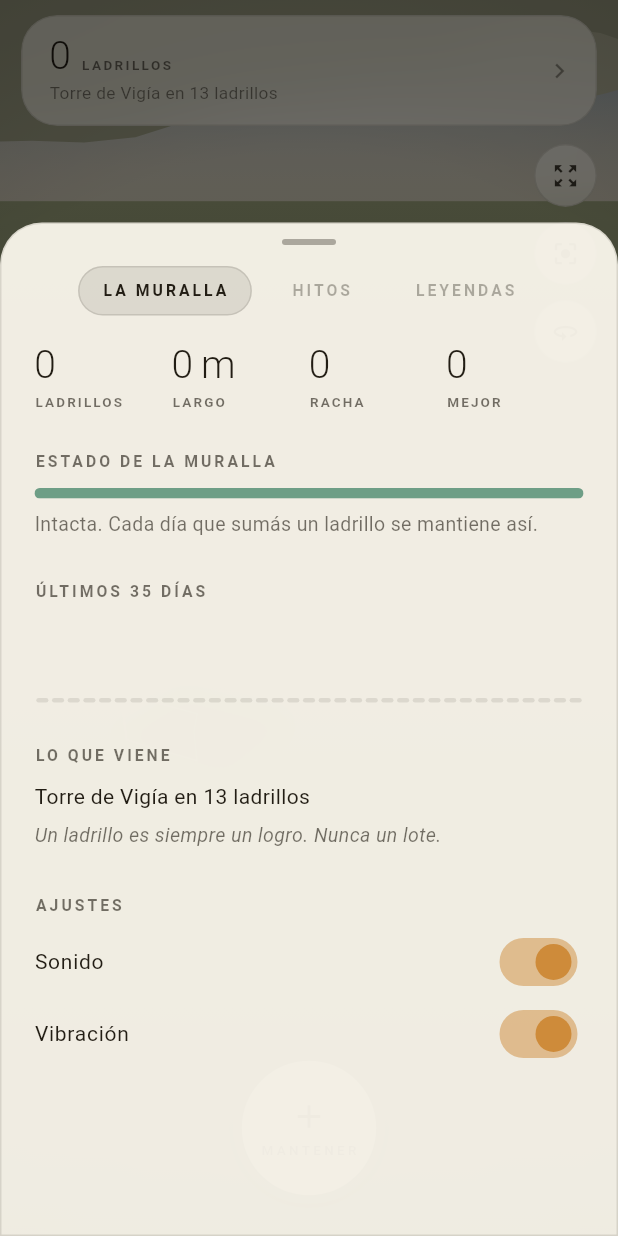
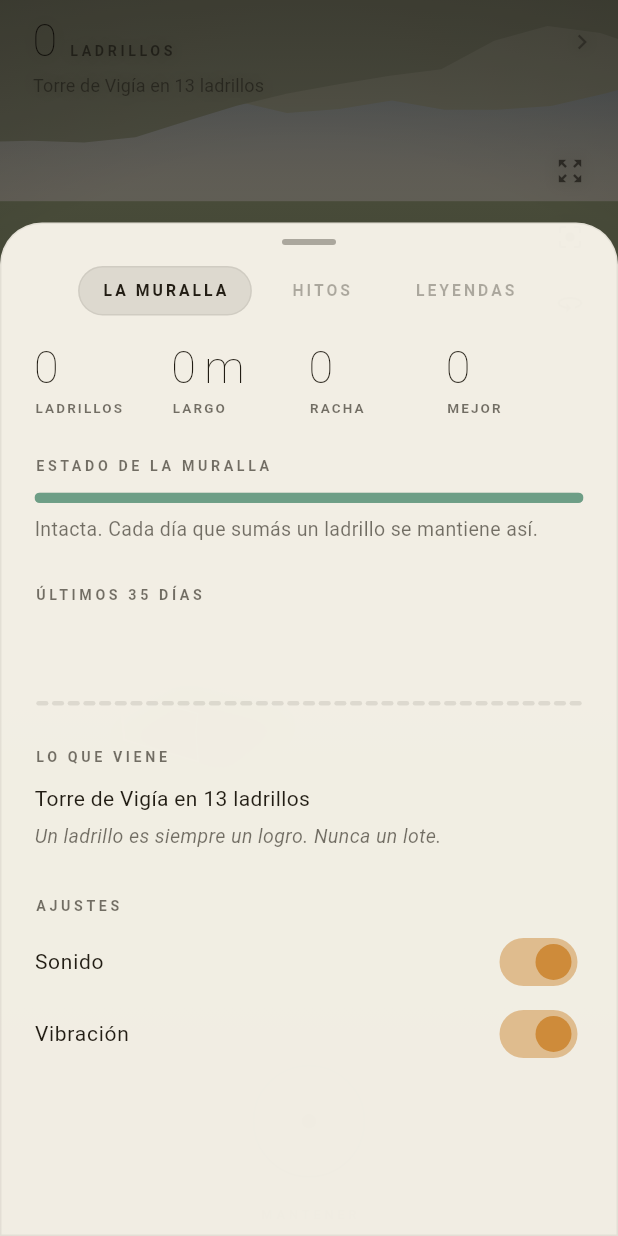
Before and after one commit to BrunoGoat/the-wall, a Flutter app: the screen it shows after launch, after a tap on an icon or button, on a phone screen of 412 x 824 dp. Run offline on Flutter 3.47's test engine with Material 3 defaults, Android fonts, the phone set to English and light mode, and no system bars; our stand-ins replace audioplayers, shared_preferences.

Commit message:
Arreglar el espejado que dejaba huecas la mitad de las piedras, y aligerar la UI
Las caras transparentes
La mitad de las piedras se dibuja espejada para duplicar la variedad de
siluetas, y espejar niega la x, lo que invierte el sentido de giro del
polígono. Las normales de las caras laterales se derivan de ese sentido, así
que en esas piedras quedaban todas al revés: la cara de arriba se descartaba
por creerla de abajo, la de abajo se iluminaba como si mirara al sol, y se veía
para adentro del ladrillo. Por eso unas se veían sólidas y otras no. Ahora el
perfil se recorre al revés cuando se espeja, lo que devuelve el sentido de giro.

Dos tests fijan esto: que espejar no cambie el signo del área con signo de la
cara frontal, y que esa cara siempre gire en sentido antihorario.

Además, tres cosas que hacían que cada piedra se leyera como una caja abierta:
el núcleo de mortero sobresalía 16 mm por encima y alrededor de cada piedra en
todo borde expuesto (ahora va exactamente del tamaño del hueco, y las juntas
igual quedan tapadas porque los huecos embaldosan); el mortero era casi negro
(ahora es mortero de verdad); y el piso de luz ambiente era tan bajo que una
cara sin sol quedaba indistinguible de un agujero.

La interfaz
Se van los discos blancos. Los controles de cámara son ahora solo el glifo con
un halo suave. La barra de arriba no tiene tarjeta: los números van sobre la
escena con un velo de sombra apenas perceptible. El botón de colocar es un
anillo fino con una marca chica en el centro que crece con la carga, en vez de
un disco blanco grande. El cartel de los hitos perdió su píldora blanca y ahora
es versalita con una línea fina debajo. Los paneles que quedan son mucho más
transparentes.

También: "1 DÍAS" ahora dice "1 DÍA".

Co-Authored-By: Claude Opus 5 <noreply@anthropic.com>
Claude-Session: https://claude.ai/code/session_01Fa4yrMpud9wiHg23Qe75CA

```diff
--- a/lib/engine/renderer.dart
+++ b/lib/engine/renderer.dart
@@ -595,7 +595,7 @@ class WallPainter extends CustomPainter {
     final decay = 1.0 - scene.integrity;
     final radius = cam.detailRadius;
     final profiles = StoneProfiles.instance;
-    final mortarBase = Color.lerp(pal.mortar, pal.stoneCool, 0.46)!;
+    final mortarBase = Color.lerp(pal.mortar, pal.stone, 0.62)!;
     final fx = scene.fx;
 
     // Nearest-first so the detail budget is spent where the eye is.
@@ -682,19 +682,22 @@ class WallPainter extends CustomPainter {
         if (b > farDepth) farDepth = b;
       }
       farDepth += 0.02;
-      final grow = 0.016 + erosion * 0.02;
+      // Sized to the slot exactly. Slots tile, so the joints are still backed;
+      // growing it even slightly made the core stand proud of the stone along
+      // every exposed edge, and that dark rim is what made each stone read as
+      // an open crate rather than a block set into a wall.
       _emitCore(
         p,
-        x0: slot.x - slot.w / 2 - grow,
-        x1: slot.x + slot.w / 2 + grow,
-        y0: slot.y - slot.h / 2 - grow,
-        y1: slot.y + slot.h / 2 + grow,
-        z0: slot.zCenter - slot.halfDepth + 0.05,
-        z1: slot.zCenter + slot.halfDepth - 0.05,
+        x0: slot.x - slot.w / 2,
+        x1: slot.x + slot.w / 2,
+        y0: slot.y - slot.h / 2,
+        y1: slot.y + slot.h / 2,
+        z0: slot.zCenter - slot.halfDepth + 0.07,
+        z1: slot.zCenter + slot.halfDepth - 0.07,
         albedo: mortarBase,
         light: light,
         pal: pal,
-        ao: ao * 0.80,
+        ao: ao * 0.92,
         repairGlow: repairGlow * 0.4,
         depth: farDepth,
       );
@@ -813,12 +816,15 @@ class WallPainter extends CustomPainter {
       z1 = mid + 0.01;
     }
     final e = p.eye;
-    int col(V3 normal, double k) => _haze(
-          _shade(normal, albedo, light, pal, ao * k, 0, repairGlow),
-          p,
-          (x0 + x1) / 2,
-          pal,
-        ).toARGB32();
+    const debugCore = bool.fromEnvironment('DEBUG_CORE');
+    int col(V3 normal, double k) => debugCore
+        ? const Color(0xFFFF00AA).toARGB32()
+        : _haze(
+            _shade(normal, albedo, light, pal, ao * k, 0, repairGlow),
+            p,
+            (x0 + x1) / 2,
+            pal,
+          ).toARGB32();
 
     if (e.z > z1) {
       _quad(p, V3(x0, y0, z1), V3(x1, y0, z1), V3(x1, y1, z1), V3(x0, y1, z1),
@@ -898,7 +904,7 @@ class WallPainter extends CustomPainter {
     final skyTerm = 0.5 + 0.5 * n.y;
     // Stone in shadow is still stone: the sky term is modulated by the albedo
     // so unlit faces stay pale limestone instead of collapsing to black.
-    final k = (0.32 + 0.68 * ndl + 0.28 * skyTerm) * ao * pal.contrast;
+    final k = (0.44 + 0.58 * ndl + 0.26 * skyTerm) * ao * pal.contrast;
     var r = albedo.r * k + pal.sun.r * ndl * 0.06 + pal.skyLight.r * skyTerm * 0.045;
     var g = albedo.g * k + pal.sun.g * ndl * 0.06 + pal.skyLight.g * skyTerm * 0.045;
     var b = albedo.b * k + pal.sun.b * ndl * 0.06 + pal.skyLight.b * skyTerm * 0.045;
@@ -1062,11 +1068,11 @@ class WallPainter extends CustomPainter {
     if (tp == null || tp.text?.toPlainText() != name) {
       tp = TextPainter(
         text: TextSpan(
-          text: name,
+          text: name.toUpperCase(),
           style: TextStyle(
-            color: scene.palette.ink.withValues(alpha: 0.85),
-            fontSize: 11,
-            letterSpacing: 1.6,
+            color: scene.palette.ink,
+            fontSize: 9.5,
+            letterSpacing: 2.6,
             fontWeight: FontWeight.w600,
           ),
         ),
@@ -1074,22 +1080,52 @@ class WallPainter extends CustomPainter {
       )..layout();
       _labelCache[st.index] = tp;
     }
-    final top = p.project(V3(st.featureX, st.peakY + 0.45, 0));
+    final top = p.project(V3(st.featureX, st.peakY + 0.5, 0));
     if (top == null) return;
     final fade = clampD(1 - (anchor.depth - 24) / 18, 0, 1);
     if (fade <= 0.02) return;
-    final rect = Rect.fromCenter(
-      center: Offset(top.x, top.y),
-      width: tp.width + 16,
-      height: tp.height + 8,
+
+    // Set straight on the sky with a halo, like the rest of the type. A
+    // filled pill here was the last of the heavy white chrome.
+    final dark = _isDarkSky();
+    final origin = Offset(top.x - tp.width / 2, top.y - tp.height / 2);
+    final glow = TextPainter(
+      text: TextSpan(
+        text: name.toUpperCase(),
+        style: TextStyle(
+          color: (dark ? Colors.white : scene.palette.ink)
+              .withValues(alpha: 0.88 * fade),
+          fontSize: 9.5,
+          letterSpacing: 2.6,
+          fontWeight: FontWeight.w600,
+          shadows: [
+            Shadow(
+              color: (dark ? Colors.black : const Color(0xFF3A3426))
+                  .withValues(alpha: (dark ? 0.6 : 0.34) * fade),
+              blurRadius: 10,
+            ),
+          ],
+        ),
+      ),
+      textDirection: TextDirection.ltr,
+    )..layout();
+    glow.paint(canvas, origin);
+
+    // A hairline under it, to tie the name to the thing it names.
+    final w = glow.width * 0.5;
+    canvas.drawLine(
+      Offset(top.x - w / 2, origin.dy + glow.height + 5),
+      Offset(top.x + w / 2, origin.dy + glow.height + 5),
+      Paint()
+        ..strokeWidth = 1
+        ..color = (dark ? Colors.white : scene.palette.ink)
+            .withValues(alpha: 0.30 * fade),
     );
-    canvas.drawRRect(
-      RRect.fromRectAndRadius(rect, const Radius.circular(20)),
-      Paint()..color = Colors.white.withValues(alpha: 0.42 * fade),
-    );
-    canvas.saveLayer(rect.inflate(4), Paint()..color = Colors.white.withValues(alpha: fade));
-    tp.paint(canvas, Offset(top.x - tp.width / 2, top.y - tp.height / 2));
-    canvas.restore();
+  }
+
+  bool _isDarkSky() {
+    final c = scene.palette.skyHorizon;
+    return (c.r * 0.3 + c.g * 0.55 + c.b * 0.15) < 0.45;
   }
 
   // ---------------------------------------------------------- stone marks
--- a/lib/engine/stone.dart
+++ b/lib/engine/stone.dart
@@ -60,13 +60,13 @@ class StoneProfiles {
 
       if (hash01(s, c, 7) < 0.30) {
         // A knocked-off corner: two vertices instead of one.
-        xs.add(cur[0] + inX * hashRange(0.05, 0.16, s, c, 11));
-        ys.add(cur[1] + inY * hashRange(0.002, 0.012, s, c, 13));
-        xs.add(cur[0] + inX * hashRange(0.004, 0.02, s, c, 14));
-        ys.add(cur[1] + inY * hashRange(0.02, 0.07, s, c, 12));
+        xs.add(cur[0] + inX * hashRange(0.04, 0.11, s, c, 11));
+        ys.add(cur[1] + inY * hashRange(0.002, 0.010, s, c, 13));
+        xs.add(cur[0] + inX * hashRange(0.003, 0.015, s, c, 14));
+        ys.add(cur[1] + inY * hashRange(0.015, 0.045, s, c, 12));
       } else {
-        xs.add(cur[0] + inX * hashRange(0.004, 0.07, s, c, 15));
-        ys.add(cur[1] + inY * hashRange(0.002, 0.024, s, c, 16));
+        xs.add(cur[0] + inX * hashRange(0.003, 0.040, s, c, 15));
+        ys.add(cur[1] + inY * hashRange(0.002, 0.014, s, c, 16));
       }
 
       // Break the straight run between two corners. The next edge runs from
@@ -79,7 +79,7 @@ class StoneProfiles {
         final my = cur[1] + (nxt[1] - cur[1]) * t;
         // Always displaced inwards: a stone that bulged past its slot would
         // overlap its neighbour and fight with it for the same pixels.
-        final amp = horizontal ? 0.018 : 0.062;
+        final amp = horizontal ? 0.010 : 0.038;
         final d = hashRange(-amp, 0.0, s, c, 40 + b);
         final ex = nxt[0] - cur[0];
         final ey = nxt[1] - cur[1];
@@ -126,7 +126,7 @@ class StoneMesh {
     double scaleY = 1,
     double erosion = 0,
     bool mirror = false,
-    double joint = 0.008,
+    double joint = 0.005,
   }) {
     n = profile.count;
     final w = math.max(0.04, slot.w - joint * 2) * scaleX * (1 - erosion * 0.10);
@@ -143,8 +143,14 @@ class StoneMesh {
     const taper = 0.94;
 
     for (var i = 0; i < n; i++) {
-      var px = profile.pts[i * 2].toDouble();
-      final py = profile.pts[i * 2 + 1].toDouble();
+      // Mirroring doubles the number of distinct silhouettes, but negating x
+      // also reverses the polygon's winding — and the side faces derive their
+      // outward normals from that winding. Walking the profile backwards puts
+      // the winding back, so a mirrored stone is still solid instead of having
+      // its top face culled and its underside lit.
+      final src = mirror ? (n - 1 - i) : i;
+      var px = profile.pts[src * 2].toDouble();
+      final py = profile.pts[src * 2 + 1].toDouble();
       if (mirror) px = -px;
       final lx = px * w;
       final ly = py * h;
--- a/lib/ui/hold_button.dart
+++ b/lib/ui/hold_button.dart
@@ -1,5 +1,6 @@
 import 'dart:math' as math;
-import 'dart:ui' as ui;
+import 'dart:ui' as ui show Gradient;
+import 'dart:ui' show lerpDouble;
 
 import 'package:flutter/material.dart';
 import 'package:flutter/scheduler.dart';
@@ -127,10 +128,7 @@ class _HoldToPlaceState extends State<HoldToPlace>
   @override
   Widget build(BuildContext context) {
     final t = widget.theme;
-    final scale = (_down ? 0.96 : 1.0) +
-        _charge * 0.05 +
-        Curves.easeOutBack.transform(1 - _punch) * 0 +
-        _punch * 0.10;
+    final scale = (_down ? 0.97 : 1.0) + _punch * 0.06;
 
     // A raw pointer listener rather than a GestureDetector: the tap and
     // long-press recognisers fight each other in the gesture arena, and the
@@ -141,11 +139,17 @@ class _HoldToPlaceState extends State<HoldToPlace>
       onPointerDown: (_) => _press(),
       onPointerUp: (_) => _release(),
       onPointerCancel: (_) => _release(),
-      child: Transform.scale(
+      child: SizedBox(
+        width: 150,
+        height: 122,
+        child: Column(
+          mainAxisAlignment: MainAxisAlignment.center,
+          children: [
+            Transform.scale(
               scale: scale,
               child: SizedBox(
-          width: 132,
-          height: 132,
+                width: 88,
+                height: 88,
                 child: CustomPaint(
                   painter: _HoldPainter(
                     theme: t,
@@ -153,28 +157,24 @@ class _HoldToPlaceState extends State<HoldToPlace>
                     punch: _punch,
                     down: _down,
                   ),
-            child: Center(
-              child: Column(
-                mainAxisSize: MainAxisSize.min,
-                children: [
-                  Icon(
-                    Icons.add,
-                    size: 26,
-                    color: t.fg.withValues(alpha: _charge > 0.02 ? 1.0 : 0.82),
-                  ),
-                  const SizedBox(height: 3),
-                  Text(
-                    _charge > 0.02 ? 'SOSTENÉ' : 'MANTENER',
-                    style: t.label.copyWith(
-                      fontSize: 9,
-                      letterSpacing: 2.2,
-                      color: t.fg.withValues(alpha: 0.72),
-                    ),
-                  ),
-                ],
                 ),
               ),
             ),
+            const SizedBox(height: 13),
+            AnimatedDefaultTextStyle(
+              duration: const Duration(milliseconds: 160),
+              style: TextStyle(
+                fontSize: 8.5,
+                letterSpacing: 2.6,
+                fontWeight: FontWeight.w600,
+                color: _charge > 0.02
+                    ? t.accent
+                    : t.fg.withValues(alpha: 0.45),
+                shadows: t.halo,
+              ),
+              child: Text(_charge > 0.02 ? 'SOSTENÉ' : 'MANTENER'),
+            ),
+          ],
         ),
       ),
     );
@@ -196,72 +196,75 @@ class _HoldPainter extends CustomPainter {
   @override
   void paint(Canvas canvas, Size size) {
     final c = Offset(size.width / 2, size.height / 2);
-    final r = size.width * 0.34;
+    final r = size.width * 0.42;
+    final fg = theme.fg;
 
-    // The glow builds with the charge, so the button feels like it is loading.
-    if (charge > 0.02 || punch > 0) {
-      final g = math.max(charge, punch);
+    // A soft breath of shade so the ring reads over pale stone as well as sky.
     canvas.drawCircle(
       c,
-        r * (1.6 + g * 1.2),
+      r * 1.35,
       Paint()
-          ..shader = ui.Gradient.radial(c, r * (1.6 + g * 1.2), [
-            theme.accent.withValues(alpha: 0.34 * g),
-            theme.accent.withValues(alpha: 0.0),
-          ]),
+        ..shader = ui.Gradient.radial(c, r * 1.35, [
+          (theme.dark ? Colors.black : const Color(0xFF3A3426))
+              .withValues(alpha: theme.dark ? 0.24 : 0.13),
+          Colors.transparent,
+        ], [0.55, 1.0]),
     );
-    }
 
-    canvas.drawCircle(
-      c,
-      r,
-      Paint()
-        ..color = theme.dark
-            ? const Color(0xFF17161A).withValues(alpha: 0.72)
-            : const Color(0xFFFCF8EE).withValues(alpha: 0.80),
-    );
+    // The track.
     canvas.drawCircle(
       c,
       r,
       Paint()
         ..style = PaintingStyle.stroke
-        ..strokeWidth = 1.2
-        ..color = theme.stroke,
+        ..strokeWidth = 1.4
+        ..color = fg.withValues(alpha: 0.30),
     );
 
-    // The track and the closing ring.
-    canvas.drawCircle(
-      c,
-      r + 7,
-      Paint()
-        ..style = PaintingStyle.stroke
-        ..strokeWidth = 3
-        ..color = theme.fg.withValues(alpha: 0.13),
-    );
+    // The charge closing round it.
     if (charge > 0.001) {
       canvas.drawArc(
-        Rect.fromCircle(center: c, radius: r + 7),
+        Rect.fromCircle(center: c, radius: r),
         -math.pi / 2,
         math.pi * 2 * charge,
         false,
         Paint()
           ..style = PaintingStyle.stroke
-          ..strokeWidth = 3.6
+          ..strokeWidth = 2.6
           ..strokeCap = StrokeCap.round
           ..color = theme.accent,
       );
+      canvas.drawCircle(
+        c,
+        r * (1.0 + 0.5 * charge),
+        Paint()
+          ..shader = ui.Gradient.radial(c, r * (1.0 + 0.5 * charge), [
+            theme.accent.withValues(alpha: 0.22 * charge),
+            Colors.transparent,
+          ]),
+      );
     }
+
+    // The stone waiting in the middle: a small mark that swells as the hold
+    // builds, so the gesture has something growing to watch.
+    final inner = lerpDouble(r * 0.13, r * 0.62, Curves.easeOut.transform(charge))!;
+    canvas.drawCircle(
+      c,
+      inner,
+      Paint()
+        ..color = Color.lerp(fg.withValues(alpha: 0.55), theme.accent, charge)!
+            .withValues(alpha: 0.55 + 0.45 * charge),
+    );
 
     // The ring flies outwards as the stone goes up.
     if (punch > 0) {
-      final k = 1 - punch;
       canvas.drawCircle(
         c,
-        (r + 7) + k * 34,
+        r + (1 - punch) * 30,
         Paint()
           ..style = PaintingStyle.stroke
-          ..strokeWidth = 3 * punch
-          ..color = theme.accent.withValues(alpha: punch * 0.8),
+          ..strokeWidth = 2.4 * punch
+          ..color = theme.accent.withValues(alpha: punch * 0.75),
       );
     }
   }
--- a/lib/ui/home_screen.dart
+++ b/lib/ui/home_screen.dart
@@ -121,35 +121,53 @@ class _HomeScreenState extends State<HomeScreen> {
             ),
           ),
 
-          // --- top: the numbers that matter
+          // --- top: the numbers, set straight on the scene
           Positioned(
-            top: media.padding.top + 10,
-            left: 14,
+            top: 0,
+            left: 0,
+            right: 0,
+            child: IgnorePointer(
+              child: Container(
+                height: media.padding.top + 130,
+                decoration: BoxDecoration(
+                  gradient: LinearGradient(
+                    begin: Alignment.topCenter,
+                    end: Alignment.bottomCenter,
+                    colors: [
+                      t.palette.ink.withValues(alpha: t.dark ? 0.34 : 0.14),
+                      t.palette.ink.withValues(alpha: 0),
+                    ],
+                  ),
+                ),
+              ),
+            ),
+          ),
+          Positioned(
+            top: media.padding.top + 12,
+            left: 22,
             right: 14,
             child: _TopBar(theme: t, store: store, onJourney: _openJourney),
           ),
 
           // --- right: camera controls
           Positioned(
-            right: 14,
-            top: media.padding.top + 96,
+            right: 10,
+            top: media.padding.top + 92,
             child: Column(
               children: [
-                RoundButton(
+                GhostButton(
                   icon: Icons.zoom_out_map,
                   theme: t,
                   tooltip: 'Ver toda la muralla',
                   onTap: _wall.frameAll,
                 ),
-                const SizedBox(height: 10),
-                RoundButton(
+                GhostButton(
                   icon: Icons.center_focus_strong,
                   theme: t,
                   tooltip: 'Ir al último ladrillo',
                   onTap: _wall.goToLatest,
                 ),
-                const SizedBox(height: 10),
-                RoundButton(
+                GhostButton(
                   icon: Icons.threesixty,
                   theme: t,
                   tooltip: 'Reiniciar la vista',
@@ -259,12 +277,12 @@ class _TopBar extends StatelessWidget {
   Widget build(BuildContext context) {
     final t = theme;
     final decaying = store.isDecaying;
-    return Frosted(
-      theme: t,
-      radius: 24,
-      padding: const EdgeInsets.fromLTRB(18, 13, 14, 13),
+    final days = store.streak;
+    return GestureDetector(
+      behavior: HitTestBehavior.opaque,
       onTap: onJourney,
       child: Row(
+        crossAxisAlignment: CrossAxisAlignment.start,
         children: [
           Expanded(
             child: Column(
@@ -275,23 +293,30 @@ class _TopBar extends StatelessWidget {
                   crossAxisAlignment: CrossAxisAlignment.baseline,
                   textBaseline: TextBaseline.alphabetic,
                   children: [
-                    Text('${store.total}', style: t.number),
-                    const SizedBox(width: 7),
-                    Text('LADRILLOS',
-                        style:
-                            t.label.copyWith(fontSize: 9, letterSpacing: 1.6)),
-                    if (store.streak > 0) ...[
-                      const SizedBox(width: 12),
-                      Text('${store.streak}',
-                          style: t.number.copyWith(fontSize: 18)),
-                      const SizedBox(width: 5),
-                      Text('DÍAS',
-                          style:
-                              t.label.copyWith(fontSize: 9, letterSpacing: 1.6)),
+                    Text('${store.total}',
+                        style: t.number.copyWith(shadows: t.halo)),
+                    const SizedBox(width: 8),
+                    Padding(
+                      padding: const EdgeInsets.only(bottom: 2),
+                      child: Text('LADRILLOS',
+                          style: t.label.copyWith(shadows: t.halo)),
+                    ),
+                    if (days > 0) ...[
+                      const SizedBox(width: 14),
+                      Padding(
+                        padding: const EdgeInsets.only(bottom: 1),
+                        child: Text(
+                          '$days ${days == 1 ? 'DÍA' : 'DÍAS'}',
+                          style: t.label.copyWith(
+                            shadows: t.halo,
+                            color: t.fg.withValues(alpha: 0.44),
+                          ),
+                        ),
+                      ),
                     ],
                   ],
                 ),
-                const SizedBox(height: 4),
+                const SizedBox(height: 5),
                 Text(
                   decaying
                       ? 'La muralla se deteriora · un ladrillo la repara'
@@ -300,16 +325,23 @@ class _TopBar extends StatelessWidget {
                   overflow: TextOverflow.ellipsis,
                   style: TextStyle(
                     color: decaying
-                        ? const Color(0xFFD98E3B)
-                        : t.fg.withValues(alpha: 0.55),
-                    fontSize: 11.5,
+                        ? const Color(0xFFE0A055)
+                        : t.fg.withValues(alpha: 0.50),
+                    fontSize: 12,
+                    letterSpacing: 0.1,
+                    shadows: t.halo,
                   ),
                 ),
               ],
             ),
           ),
-          Icon(Icons.chevron_right,
-              size: 20, color: t.fg.withValues(alpha: 0.45)),
+          Padding(
+            padding: const EdgeInsets.only(top: 6, left: 6),
+            child: Icon(Icons.chevron_right,
+                size: 20,
+                color: t.fg.withValues(alpha: 0.40),
+                shadows: t.halo),
+          ),
         ],
       ),
     );
@@ -333,14 +365,14 @@ class _BottomDeck extends StatelessWidget {
     final bottom = MediaQuery.of(context).padding.bottom;
 
     return Container(
-      padding: EdgeInsets.fromLTRB(14, 10, 14, bottom + 6),
+      padding: EdgeInsets.fromLTRB(20, 12, 20, bottom + 4),
       decoration: BoxDecoration(
         gradient: LinearGradient(
           begin: Alignment.topCenter,
           end: Alignment.bottomCenter,
           colors: [
             t.palette.ink.withValues(alpha: 0),
-            t.palette.ink.withValues(alpha: t.dark ? 0.44 : 0.22),
+            t.palette.ink.withValues(alpha: t.dark ? 0.30 : 0.13),
           ],
         ),
       ),
--- a/lib/ui/style.dart
+++ b/lib/ui/style.dart
@@ -13,13 +13,15 @@ class UiTheme {
     fg = dark ? const Color(0xFFF3EEE3) : const Color(0xFF221D14);
     fgSoft = fg.withValues(alpha: 0.62);
     fgFaint = fg.withValues(alpha: 0.34);
+    // Deliberately faint. A panel here should read as a change in the air,
+    // not as a card sitting on top of the scene.
     panel = dark
-        ? const Color(0xFF17161A).withValues(alpha: 0.58)
-        : const Color(0xFFFCF8EE).withValues(alpha: 0.62);
+        ? const Color(0xFF14131A).withValues(alpha: 0.40)
+        : const Color(0xFFFBF7ED).withValues(alpha: 0.42);
     panelStrong = dark
-        ? const Color(0xFF17161A).withValues(alpha: 0.90)
-        : const Color(0xFFFCF8EE).withValues(alpha: 0.94);
-    stroke = fg.withValues(alpha: 0.12);
+        ? const Color(0xFF14131A).withValues(alpha: 0.92)
+        : const Color(0xFFFBF7ED).withValues(alpha: 0.95);
+    stroke = fg.withValues(alpha: 0.07);
     accent = palette.accent;
   }
 
@@ -29,17 +31,27 @@ class UiTheme {
 
   TextStyle get label => TextStyle(
         color: fgSoft,
-        fontSize: 10.5,
-        letterSpacing: 2.0,
+        fontSize: 9.5,
+        letterSpacing: 2.4,
         fontWeight: FontWeight.w600,
       );
 
+  /// A soft halo so type can sit straight on the scene without a card behind
+  /// it and still be legible over stone, grass or sky.
+  List<Shadow> get halo => [
+        Shadow(
+          color: (dark ? Colors.black : const Color(0xFF3A3426))
+              .withValues(alpha: dark ? 0.55 : 0.30),
+          blurRadius: 12,
+        ),
+      ];
+
   TextStyle get number => TextStyle(
         color: fg,
-        fontSize: 26,
+        fontSize: 30,
         height: 1.0,
-        fontWeight: FontWeight.w300,
-        letterSpacing: -0.5,
+        fontWeight: FontWeight.w200,
+        letterSpacing: -0.8,
         fontFeatures: const [ui.FontFeature.tabularFigures()],
       );
 
@@ -97,44 +109,57 @@ class Frosted extends StatelessWidget {
   }
 }
 
-/// A small circular control, used for the camera buttons.
-class RoundButton extends StatelessWidget {
-  const RoundButton({
+/// A camera control: just the glyph, with a breath of shade behind it so it
+/// stays readable over stone or sky. No disc, no border.
+class GhostButton extends StatefulWidget {
+  const GhostButton({
     super.key,
     required this.icon,
     required this.theme,
     required this.onTap,
     this.tooltip,
-    this.active = false,
   });
 
   final IconData icon;
   final UiTheme theme;
   final VoidCallback onTap;
   final String? tooltip;
-  final bool active;
+
+  @override
+  State<GhostButton> createState() => _GhostButtonState();
+}
+
+class _GhostButtonState extends State<GhostButton> {
+  bool _down = false;
 
   @override
   Widget build(BuildContext context) {
+    final t = widget.theme;
     final b = GestureDetector(
-      onTap: onTap,
-      child: ClipOval(
-        child: BackdropFilter(
-          filter: ui.ImageFilter.blur(sigmaX: 14, sigmaY: 14),
-          child: Container(
-            width: 42,
-            height: 42,
-            decoration: BoxDecoration(
-              shape: BoxShape.circle,
-              color: active ? theme.accent.withValues(alpha: 0.85) : theme.panel,
-              border: Border.all(color: theme.stroke),
+      behavior: HitTestBehavior.opaque,
+      onTapDown: (_) => setState(() => _down = true),
+      onTapUp: (_) => setState(() => _down = false),
+      onTapCancel: () => setState(() => _down = false),
+      onTap: widget.onTap,
+      child: AnimatedScale(
+        scale: _down ? 0.88 : 1.0,
+        duration: const Duration(milliseconds: 110),
+        child: SizedBox(
+          width: 44,
+          height: 44,
+          child: Center(
+            child: Icon(
+              widget.icon,
+              size: 20,
+              color: t.fg.withValues(alpha: _down ? 0.95 : 0.62),
+              shadows: t.halo,
             ),
-            child: Icon(icon,
-                size: 19, color: active ? Colors.white : theme.fg.withValues(alpha: 0.85)),
           ),
         ),
       ),
     );
-    return tooltip == null ? b : Tooltip(message: tooltip!, child: b);
+    return widget.tooltip == null
+        ? b
+        : Tooltip(message: widget.tooltip!, child: b);
   }
 }
```
Also changed, not shown: 2 other files. Lines whose indentation alone changed are shown as unchanged.
